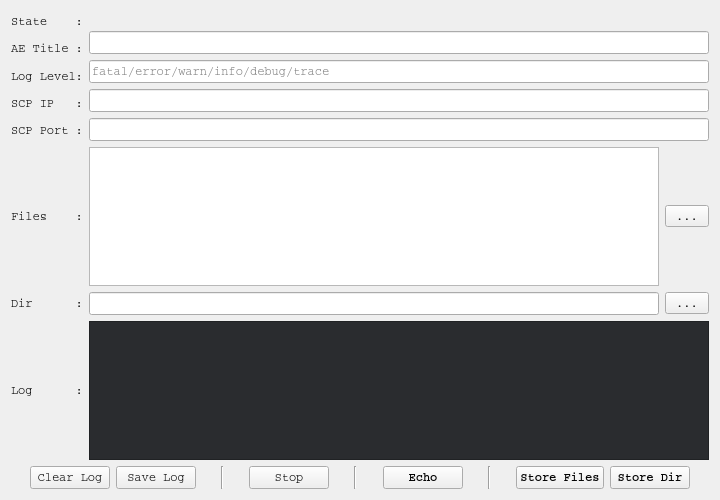
First picture: the form in DcmNetTools/EchoStoreSCU.ui, repository shaoguangwu/DcmNetTools, before the edit.
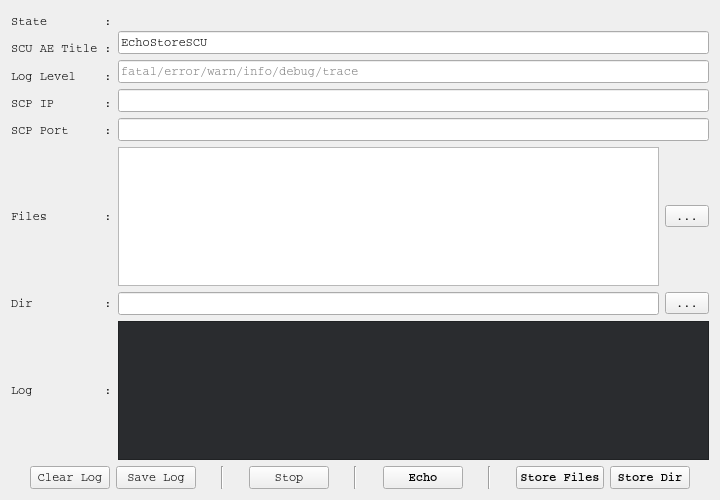
Second picture: the form after the edit.

The edit to the form file:
```diff
--- a/DcmNetTools/EchoStoreSCU.ui
+++ b/DcmNetTools/EchoStoreSCU.ui
@@ -26,7 +26,7 @@
        <item>
         <widget class="QLabel" name="label_7">
          <property name="text">
-          <string>State    :</string>
+          <string>State        :</string>
          </property>
         </widget>
        </item>
@@ -40,14 +40,14 @@
           </font>
          </property>
          <property name="text">
-          <string>AE Title :</string>
+          <string>SCU AE Title :</string>
          </property>
         </widget>
        </item>
        <item>
         <widget class="QLabel" name="label_8">
          <property name="text">
-          <string>Log Level:</string>
+          <string>Log Level    :</string>
          </property>
         </widget>
        </item>
@@ -61,7 +61,7 @@
           </font>
          </property>
          <property name="text">
-          <string>SCP IP   :</string>
+          <string>SCP IP       :</string>
          </property>
         </widget>
        </item>
@@ -75,7 +75,7 @@
           </font>
          </property>
          <property name="text">
-          <string>SCP Port :</string>
+          <string>SCP Port     :</string>
          </property>
         </widget>
        </item>
@@ -91,7 +91,11 @@
         </widget>
        </item>
        <item>
-        <widget class="QLineEdit" name="lineEditAeTitle"/>
+        <widget class="QLineEdit" name="lineEditAeTitle">
+         <property name="text">
+          <string>EchoStoreSCU</string>
+         </property>
+        </widget>
        </item>
        <item>
         <widget class="QLineEdit" name="lineEditLogLevel">
@@ -124,7 +128,7 @@
           </font>
          </property>
          <property name="text">
-          <string>Files    :</string>
+          <string>Files        :</string>
          </property>
         </widget>
        </item>
@@ -152,7 +156,7 @@
           </font>
          </property>
          <property name="text">
-          <string>Dir      :</string>
+          <string>Dir          :</string>
          </property>
         </widget>
        </item>
@@ -175,7 +179,7 @@
      <item>
       <widget class="QLabel" name="label_6">
        <property name="text">
-        <string>Log      :</string>
+        <string>Log          :</string>
        </property>
       </widget>
      </item>
```
